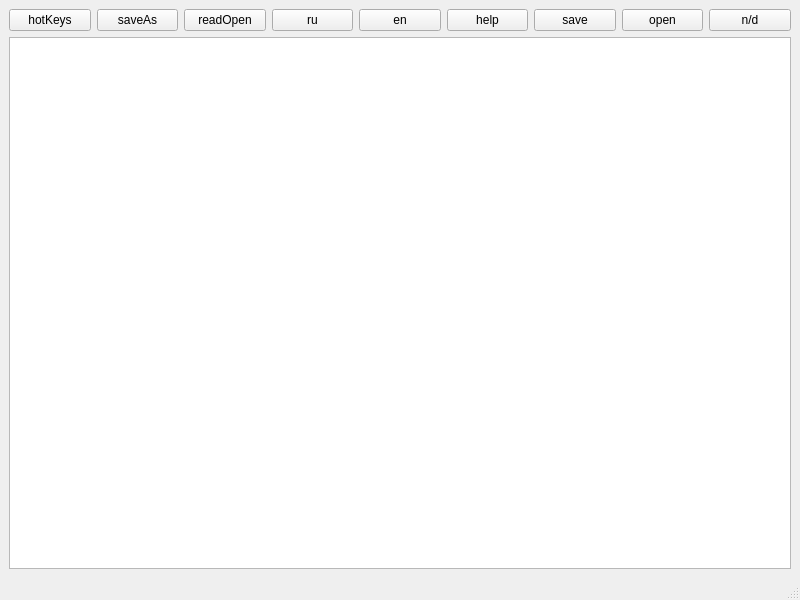
Before: the Qt Designer form Lesson3/Lesson3/mainwindow.ui in Eugene636/Qt_repo, drawn with Qt 5.
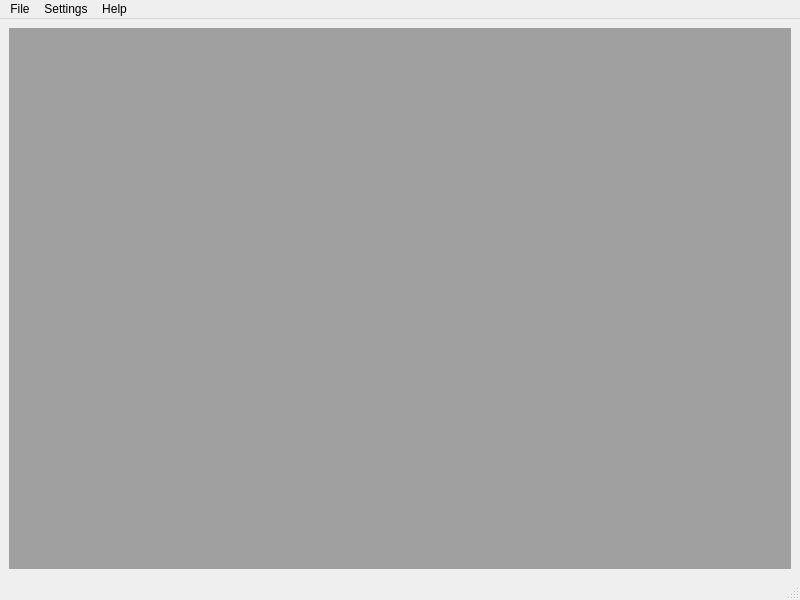
After: the same form once the commit is applied.

Commit message: Lesson 6 task. I want make good menu shortcut functionality. I being make this in Lesson6 branch

Diff of the .ui file:
```diff
--- a/Lesson3/Lesson3/mainwindow.ui
+++ b/Lesson3/Lesson3/mainwindow.ui
@@ -16,74 +16,7 @@
   <widget class="QWidget" name="centralwidget">
    <layout class="QVBoxLayout" name="verticalLayout">
     <item>
-     <layout class="QGridLayout" name="buttonLayout_2">
-      <item row="0" column="9">
-       <widget class="QPushButton" name="save_button">
-        <property name="text">
-         <string>save</string>
-        </property>
-       </widget>
-      </item>
-      <item row="0" column="7">
-       <widget class="QPushButton" name="en">
-        <property name="text">
-         <string>en</string>
-        </property>
-       </widget>
-      </item>
-      <item row="0" column="10">
-       <widget class="QPushButton" name="open_button">
-        <property name="text">
-         <string>open</string>
-        </property>
-       </widget>
-      </item>
-      <item row="0" column="8">
-       <widget class="QPushButton" name="help_button">
-        <property name="text">
-         <string>help</string>
-        </property>
-       </widget>
-      </item>
-      <item row="0" column="3">
-       <widget class="QPushButton" name="hot_keys_button">
-        <property name="text">
-         <string>hotKeys</string>
-        </property>
-       </widget>
-      </item>
-      <item row="0" column="5">
-       <widget class="QPushButton" name="r_only_button">
-        <property name="text">
-         <string>readOpen</string>
-        </property>
-       </widget>
-      </item>
-      <item row="0" column="6">
-       <widget class="QPushButton" name="ru">
-        <property name="text">
-         <string>ru</string>
-        </property>
-       </widget>
-      </item>
-      <item row="0" column="4">
-       <widget class="QPushButton" name="save_as_button">
-        <property name="text">
-         <string>saveAs</string>
-        </property>
-       </widget>
-      </item>
-      <item row="0" column="11">
-       <widget class="QPushButton" name="night_button">
-        <property name="text">
-         <string>n/d</string>
-        </property>
-       </widget>
-      </item>
-     </layout>
-    </item>
-    <item>
-     <widget class="QPlainTextEdit" name="opened"/>
+     <widget class="QMdiArea" name="work_area"/>
     </item>
    </layout>
   </widget>
@@ -96,6 +29,24 @@
      <height>22</height>
     </rect>
    </property>
+   <widget class="QMenu" name="menuFile">
+    <property name="title">
+     <string>File</string>
+    </property>
+   </widget>
+   <widget class="QMenu" name="menuSettings">
+    <property name="title">
+     <string>Settings</string>
+    </property>
+   </widget>
+   <widget class="QMenu" name="menuHelp">
+    <property name="title">
+     <string>Help</string>
+    </property>
+   </widget>
+   <addaction name="menuFile"/>
+   <addaction name="menuSettings"/>
+   <addaction name="menuHelp"/>
   </widget>
   <widget class="QStatusBar" name="statusbar"/>
  </widget>
```
Left out of the diff: 5 changed lines with no effect on the pictures. The commit also changes 36 other files.
